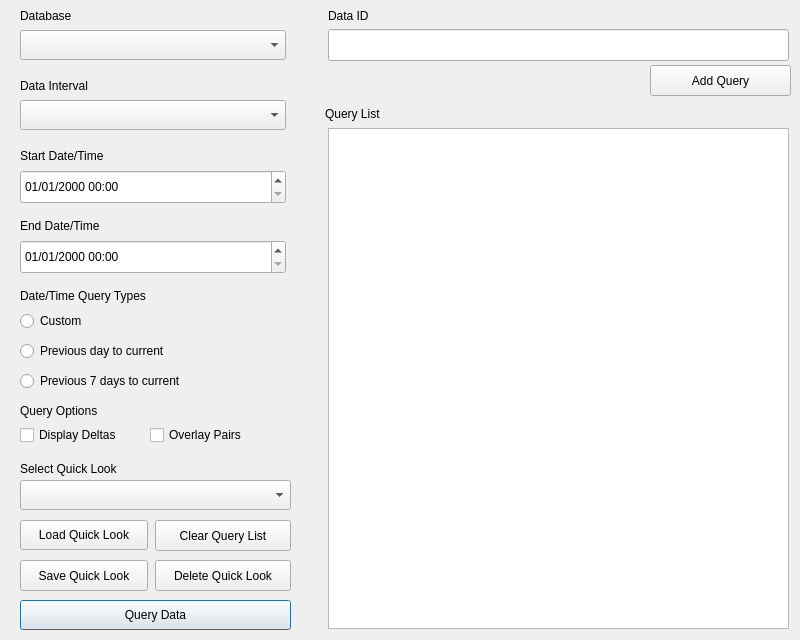
Above: ui/winQuery.ui from S31F3R/DataDoctor before the change. Below: the same form after it.
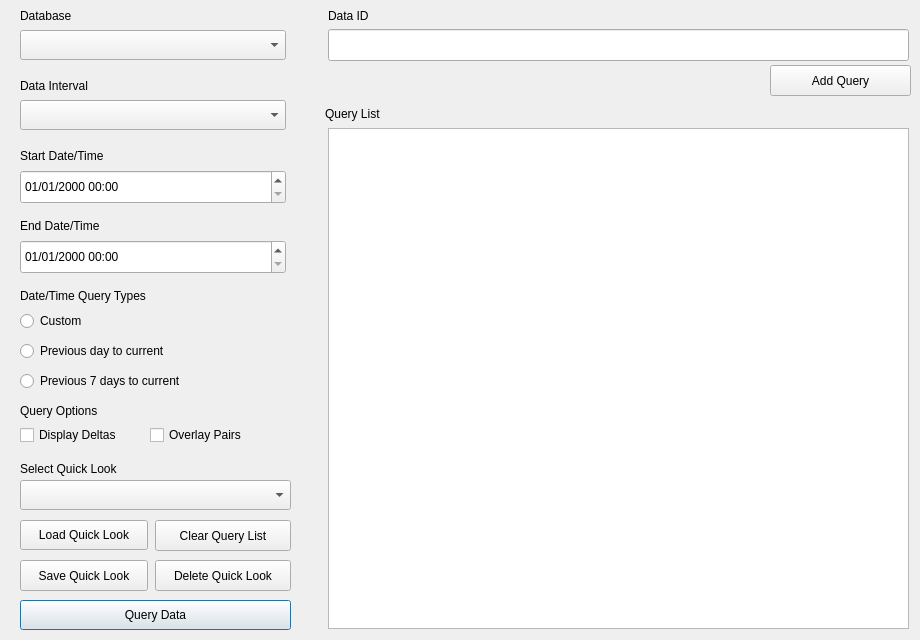
That is the form after the change. Icons and pictures are not drawn.

Commit message: Fixed 3rd column bug on meta data, 16 row max on meta data, and USGS meta data on public query

Diff of the .ui file:
```diff
--- a/ui/winQuery.ui
+++ b/ui/winQuery.ui
@@ -6,7 +6,7 @@
    <rect>
     <x>0</x>
     <y>0</y>
-    <width>800</width>
+    <width>920</width>
     <height>640</height>
    </rect>
   </property>
@@ -18,7 +18,7 @@
   </property>
   <property name="maximumSize">
    <size>
-    <width>800</width>
+    <width>920</width>
     <height>640</height>
    </size>
   </property>
@@ -161,7 +161,7 @@
      <rect>
       <x>328</x>
       <y>128</y>
-      <width>461</width>
+      <width>581</width>
       <height>501</height>
      </rect>
     </property>
@@ -169,7 +169,7 @@
    <widget class="QPushButton" name="btnAddQuery">
     <property name="geometry">
      <rect>
-      <x>650</x>
+      <x>770</x>
       <y>65</y>
       <width>141</width>
       <height>31</height>
@@ -385,7 +385,7 @@
      <rect>
       <x>328</x>
       <y>29</y>
-      <width>461</width>
+      <width>581</width>
       <height>32</height>
      </rect>
     </property>
@@ -666,7 +666,7 @@
    <widget class="QPushButton" name="btnSearch">
     <property name="geometry">
      <rect>
-      <x>610</x>
+      <x>730</x>
       <y>65</y>
       <width>32</width>
       <height>32</height>
```
The commit also changes 11 other files.
